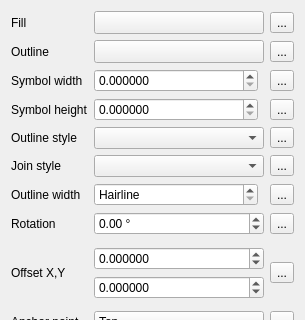
Old version of the form src/ui/symbollayer/widget_ellipse.ui in the repository carsmie/QGIS; both pictures show x 0 to 305 and y 0 to 320 of the 305 by 680 pixel window.
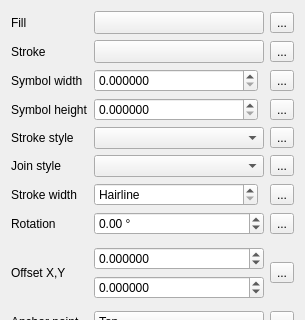
New version of the form. Custom widgets are drawn as their Qt base class.

Commit message:
[needs-docs] Rename Outline and Border -> Stroke
This change is being driven by:

- need for consistent terminology in the api. Currently there's
a confusing mix of border/outline used
- need for consistent terminology in the gui - we have a mix
of "border"/"outline"/"pen"
- bringing QGIS into line with the standard terminology used
in other graphic editing programs

Patch:
```diff
--- a/src/ui/symbollayer/widget_ellipse.ui
+++ b/src/ui/symbollayer/widget_ellipse.ui
@@ -200,7 +200,7 @@
       </sizepolicy>
      </property>
      <property name="text">
-      <string>Outline</string>
+      <string>Stroke</string>
      </property>
      <property name="buddy">
       <cstring>btnChangeColorBorder</cstring>
@@ -217,7 +217,7 @@
    <item row="6" column="0">
     <widget class="QLabel" name="mOutlineWidthLabel">
      <property name="text">
-      <string>Outline width</string>
+      <string>Stroke width</string>
      </property>
      <property name="buddy">
       <cstring>mOutlineWidthSpinBox</cstring>
@@ -453,7 +453,7 @@
    <item row="4" column="0">
     <widget class="QLabel" name="mOutlineStyleLabel">
      <property name="text">
-      <string>Outline style</string>
+      <string>Stroke style</string>
      </property>
      <property name="buddy">
       <cstring>mOutlineStyleComboBox</cstring>
```
Left out of the diff: 28 changed lines with no effect on the pictures. The commit also changes 148 other files.
